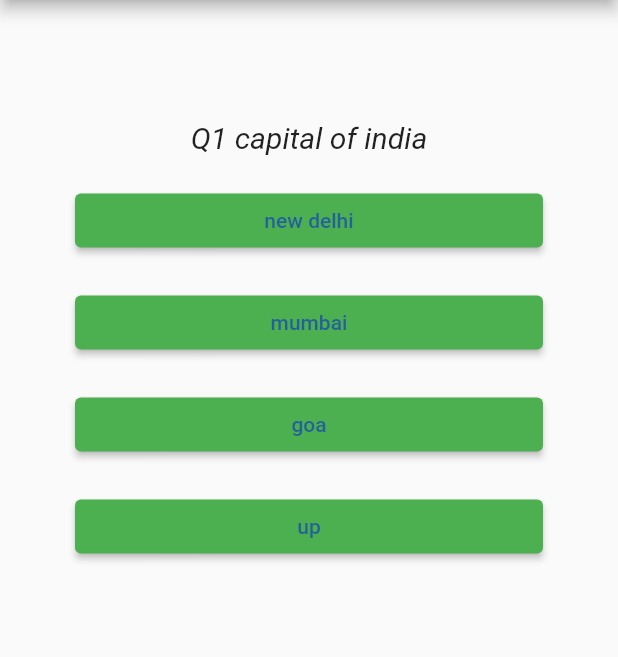
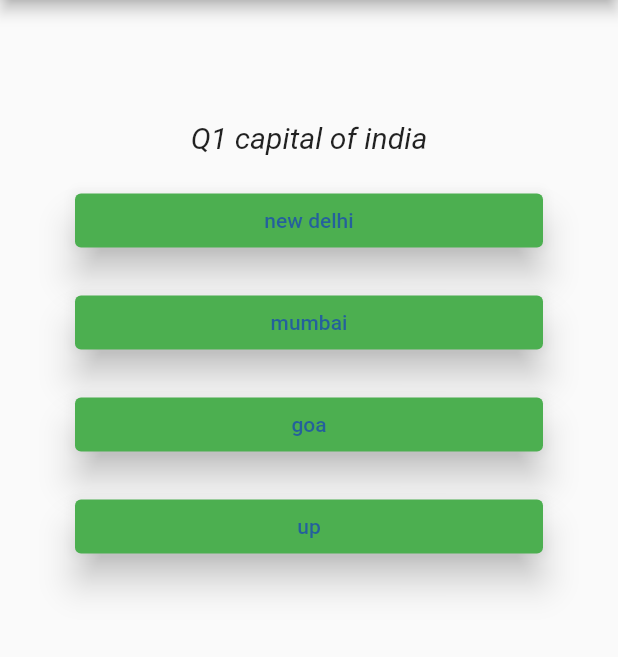
Before and after one commit to 9550shubham/QuizApp, a Flutter app: the screen it shows after launch, on a phone screen of 412 x 824 dp, the part 84-741 px from its top. Run offline on Flutter 3.47's test engine with Material 2 defaults, Android fonts, the phone set to English and light mode, and no system bars.

Commit message:
Update answer.dart

```diff
--- a/lib/answer.dart
+++ b/lib/answer.dart
@@ -14,6 +14,7 @@ class Answer extends StatelessWidget {
       child: ElevatedButton(
         onPressed: selectHandler,
         style: const ButtonStyle(
+            elevation: MaterialStatePropertyAll(10),
             backgroundColor: MaterialStatePropertyAll(Colors.green),
             foregroundColor:
                 MaterialStatePropertyAll(Color.fromARGB(156, 11, 46, 204))),
```
